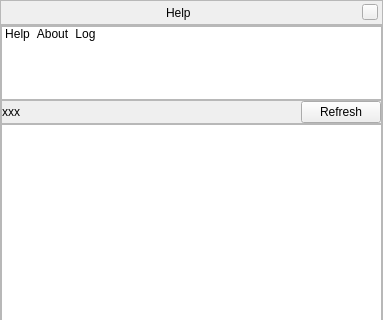
Qt form src/gui/helpDialogGui.ui (519984307/stellarium_src) before a commit; both pictures show x 0 to 383 and y 0 to 320 of the 383 by 458 pixel window.
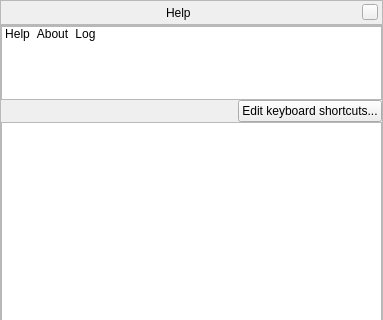
The same form after that commit. Icons and pictures are not drawn. Custom widgets are drawn as their Qt base class.

Commit message: re-added keys list to the Help window: - added a button for opening the Shortcuts window; - swapped the columns of descriptions and keys; - sorted by translated description; - table-of-contents links for the different sections; - added a warning that these are not all possible actions; - general cleanup of HelpDialog.

```diff
--- a/src/gui/helpDialogGui.ui
+++ b/src/gui/helpDialogGui.ui
@@ -225,10 +225,7 @@
       </item>
       <item>
        <widget class="QStackedWidget" name="stackedWidget">
-        <property name="currentIndex">
-         <number>2</number>
-        </property>
-        <widget class="QWidget" name="page">
+        <widget class="QWidget" name="pageHelp">
          <layout class="QVBoxLayout" name="verticalLayout_5">
           <property name="spacing">
            <number>0</number>
@@ -236,6 +233,38 @@
           <property name="margin">
            <number>0</number>
           </property>
+          <item>
+           <widget class="QFrame" name="helpFrame">
+            <layout class="QHBoxLayout" name="horizontalLayoutShortcuts">
+             <property name="spacing">
+              <number>0</number>
+             </property>
+             <property name="margin">
+              <number>0</number>
+             </property>
+             <item>
+              <spacer name="helpFrameSpacer">
+               <property name="orientation">
+                <enum>Qt::Horizontal</enum>
+               </property>
+               <property name="sizeHint" stdset="0">
+                <size>
+                 <width>190</width>
+                 <height>20</height>
+                </size>
+               </property>
+              </spacer>
+             </item>
+             <item>
+              <widget class="QPushButton" name="editShortcutsButton">
+               <property name="text">
+                <string extracomment="Same text as in the Configuration window!">Edit keyboard shortcuts...</string>
+               </property>
+              </widget>
+             </item>
+            </layout>
+           </widget>
+          </item>
           <item>
            <widget class="QTextBrowser" name="helpBrowser">
             <property name="sizePolicy">
```
Left out of the diff: 8 changed lines with no effect on the pictures. The commit also changes 2 other files.
